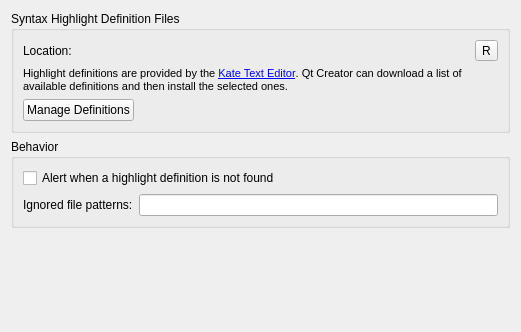
Above: src/plugins/texteditor/generichighlighter/highlightersettingspage.ui from qt-creator/qt-creator before the change. Below: the same form after it.
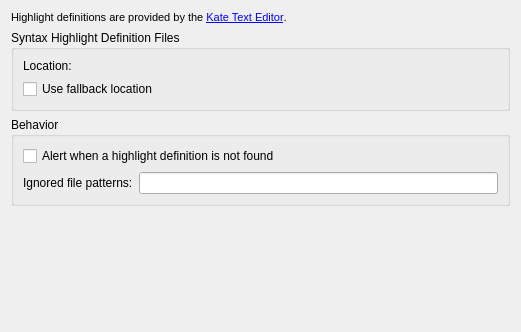
That is the form after the change. Icons and pictures are not drawn. Custom widgets are drawn as their Qt base class.

Diff of the .ui file:
```diff
--- a/src/plugins/texteditor/generichighlighter/highlightersettingspage.ui
+++ b/src/plugins/texteditor/generichighlighter/highlightersettingspage.ui
@@ -13,13 +13,42 @@
   <property name="windowTitle">
    <string>Form</string>
   </property>
-  <layout class="QVBoxLayout" name="verticalLayout_3">
+  <layout class="QVBoxLayout" name="verticalLayout_4">
+   <item>
+    <widget class="QLabel" name="definitionsInfolabel">
+     <property name="sizePolicy">
+      <sizepolicy hsizetype="Expanding" vsizetype="Preferred">
+       <horstretch>0</horstretch>
+       <verstretch>0</verstretch>
+      </sizepolicy>
+     </property>
+     <property name="text">
+      <string>&lt;!DOCTYPE HTML PUBLIC &quot;-//W3C//DTD HTML 4.0//EN&quot; &quot;http://www.w3.org/TR/REC-html40/strict.dtd&quot;&gt;
+&lt;html&gt;&lt;head&gt;&lt;meta name=&quot;qrichtext&quot; content=&quot;1&quot; /&gt;&lt;style type=&quot;text/css&quot;&gt;
+p, li { white-space: pre-wrap; }
+&lt;/style&gt;&lt;/head&gt;&lt;body style=&quot; font-family:'MS Shell Dlg 2'; font-size:8.25pt; font-weight:400; font-style:normal;&quot;&gt;
+&lt;p style=&quot; margin-top:0px; margin-bottom:0px; margin-left:0px; margin-right:0px; -qt-block-indent:0; text-indent:0px;&quot;&gt;&lt;span style=&quot; font-size:8pt;&quot;&gt;Highlight definitions are provided by the &lt;/span&gt;&lt;a href=&quot;http://kate-editor.org/&quot;&gt;&lt;span style=&quot; font-size:8pt; text-decoration: underline; color:#0000ff;&quot;&gt;Kate Text Editor&lt;/span&gt;&lt;/a&gt;&lt;span style=&quot; font-size:8pt;&quot;&gt;.&lt;/span&gt;&lt;/p&gt;&lt;/body&gt;&lt;/html&gt;</string>
+     </property>
+     <property name="textFormat">
+      <enum>Qt::RichText</enum>
+     </property>
+     <property name="alignment">
+      <set>Qt::AlignLeading|Qt::AlignLeft|Qt::AlignVCenter</set>
+     </property>
+     <property name="wordWrap">
+      <bool>true</bool>
+     </property>
+     <property name="openExternalLinks">
+      <bool>true</bool>
+     </property>
+    </widget>
+   </item>
    <item>
     <widget class="QGroupBox" name="definitionFilesGroupBox">
      <property name="title">
       <string>Syntax Highlight Definition Files</string>
      </property>
-     <layout class="QVBoxLayout" name="verticalLayout">
+     <layout class="QVBoxLayout" name="verticalLayout_3">
       <item>
        <layout class="QHBoxLayout" name="horizontalLayout_3">
         <item>
@@ -36,72 +65,22 @@
           </item>
          </layout>
         </item>
-        <item>
-         <widget class="QToolButton" name="resetButton">
-          <property name="toolTip">
-           <string>Reset to default</string>
-          </property>
-          <property name="text">
-           <string>R</string>
-          </property>
-          <property name="icon">
-           <iconset resource="../../coreplugin/core.qrc">
-            <normaloff>:/core/images/reset.png</normaloff>:/core/images/reset.png</iconset>
-          </property>
-         </widget>
-        </item>
        </layout>
       </item>
       <item>
-       <widget class="QLabel" name="definitionsInfolabel">
-        <property name="sizePolicy">
-         <sizepolicy hsizetype="Expanding" vsizetype="Preferred">
-          <horstretch>0</horstretch>
-          <verstretch>0</verstretch>
-         </sizepolicy>
+       <layout class="QVBoxLayout" name="verticalLayout">
+        <property name="spacing">
+         <number>0</number>
         </property>
-        <property name="text">
-         <string>&lt;!DOCTYPE HTML PUBLIC &quot;-//W3C//DTD HTML 4.0//EN&quot; &quot;http://www.w3.org/TR/REC-html40/strict.dtd&quot;&gt;
-&lt;html&gt;&lt;head&gt;&lt;meta name=&quot;qrichtext&quot; content=&quot;1&quot; /&gt;&lt;style type=&quot;text/css&quot;&gt;
-p, li { white-space: pre-wrap; }
-&lt;/style&gt;&lt;/head&gt;&lt;body style=&quot; font-family:'MS Shell Dlg 2'; font-size:8.25pt; font-weight:400; font-style:normal;&quot;&gt;
-&lt;p style=&quot; margin-top:0px; margin-bottom:0px; margin-left:0px; margin-right:0px; -qt-block-indent:0; text-indent:0px;&quot;&gt;&lt;span style=&quot; font-size:8pt;&quot;&gt;Highlight definitions are provided by the &lt;/span&gt;&lt;a href=&quot;http://kate-editor.org/&quot;&gt;&lt;span style=&quot; font-size:8pt; text-decoration: underline; color:#0000ff;&quot;&gt;Kate Text Editor&lt;/span&gt;&lt;/a&gt;&lt;span style=&quot; font-size:8pt;&quot;&gt;. Qt Creator can download a list of available definitions and then install the selected ones.&lt;/span&gt;&lt;/p&gt;&lt;/body&gt;&lt;/html&gt;</string>
-        </property>
-        <property name="textFormat">
-         <enum>Qt::RichText</enum>
-        </property>
-        <property name="alignment">
-         <set>Qt::AlignLeading|Qt::AlignLeft|Qt::AlignVCenter</set>
-        </property>
-        <property name="wordWrap">
-         <bool>true</bool>
-        </property>
-        <property name="openExternalLinks">
-         <bool>true</bool>
-        </property>
-       </widget>
-      </item>
-      <item>
-       <layout class="QHBoxLayout" name="horizontalLayout_4">
         <item>
-         <widget class="QPushButton" name="manageDefinitionsButton">
+         <widget class="QCheckBox" name="useFallbackLocation">
           <property name="text">
-           <string>Manage Definitions</string>
+           <string>Use fallback location</string>
           </property>
          </widget>
         </item>
         <item>
-         <spacer name="horizontalSpacer">
-          <property name="orientation">
-           <enum>Qt::Horizontal</enum>
-          </property>
-          <property name="sizeHint" stdset="0">
-           <size>
-            <width>328</width>
-            <height>20</height>
-           </size>
-          </property>
-         </spacer>
+         <widget class="Utils::PathChooser" name="fallbackDefinitionFilesPath" native="true"/>
         </item>
        </layout>
       </item>
@@ -146,7 +125,7 @@
      <property name="sizeHint" stdset="0">
       <size>
        <width>20</width>
-       <height>146</height>
+       <height>117</height>
       </size>
      </property>
     </spacer>
```
Left out of the diff: 6 changed lines with no effect on the pictures.
